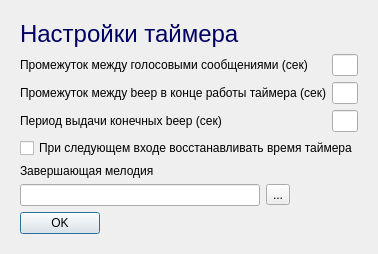
LeonidBolshakov/Timer2, file _internal/tunes.ui: the form before one commit.
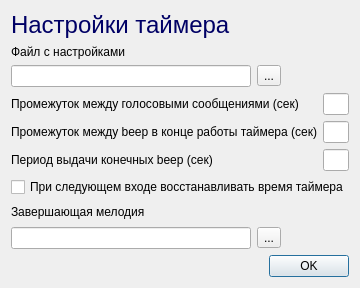
The form after the commit.

Commit message: Подготовка к вводу пути файла параметров - 1

Diff of the .ui file:
```diff
--- a/_internal/tunes.ui
+++ b/_internal/tunes.ui
@@ -7,25 +7,13 @@
     <x>0</x>
     <y>0</y>
     <width>306</width>
-    <height>212</height>
+    <height>288</height>
    </rect>
   </property>
   <property name="windowTitle">
    <string>Form</string>
   </property>
   <layout class="QVBoxLayout" name="verticalLayout">
-   <property name="leftMargin">
-    <number>20</number>
-   </property>
-   <property name="topMargin">
-    <number>20</number>
-   </property>
-   <property name="rightMargin">
-    <number>20</number>
-   </property>
-   <property name="bottomMargin">
-    <number>20</number>
-   </property>
    <item>
     <widget class="QLabel" name="label">
      <property name="palette">
@@ -75,9 +63,61 @@
      </property>
     </widget>
    </item>
+   <item>
+    <widget class="QLabel" name="label_6">
+     <property name="sizePolicy">
+      <sizepolicy hsizetype="Fixed" vsizetype="Fixed">
+       <horstretch>0</horstretch>
+       <verstretch>0</verstretch>
+      </sizepolicy>
+     </property>
+     <property name="text">
+      <string>Файл с настройками</string>
+     </property>
+    </widget>
+   </item>
    <item>
     <layout class="QFormLayout" name="formLayout">
      <item row="0" column="0">
+      <widget class="QLineEdit" name="lnEdFile">
+       <property name="sizePolicy">
+        <sizepolicy hsizetype="Expanding" vsizetype="Fixed">
+         <horstretch>0</horstretch>
+         <verstretch>0</verstretch>
+        </sizepolicy>
+       </property>
+       <property name="minimumSize">
+        <size>
+         <width>240</width>
+         <height>0</height>
+        </size>
+       </property>
+       <property name="maximumSize">
+        <size>
+         <width>240</width>
+         <height>16777215</height>
+        </size>
+       </property>
+      </widget>
+     </item>
+     <item row="0" column="1">
+      <widget class="QToolButton" name="toolBtnFileTune">
+       <property name="minimumSize">
+        <size>
+         <width>20</width>
+         <height>20</height>
+        </size>
+       </property>
+       <property name="text">
+        <string>...</string>
+       </property>
+      </widget>
+     </item>
+    </layout>
+   </item>
+   <item>
+    <layout class="QFormLayout" name="formLayout_3">
+     <item row="0" column="0">
       <widget class="QLabel" name="label_2">
        <property name="text">
         <string>Промежуток между голосовыми сообщениями (сек)</string>
@@ -146,15 +186,15 @@
        </property>
       </widget>
      </item>
-     <item row="3" column="0" colspan="2">
-      <widget class="QCheckBox" name="checkBoxRestore">
-       <property name="text">
-        <string>При следующем входе восстанавливать время таймера</string>
-       </property>
-      </widget>
-     </item>
     </layout>
    </item>
+   <item>
+    <widget class="QCheckBox" name="checkBoxRestore">
+     <property name="text">
+      <string>При следующем входе восстанавливать время таймера</string>
+     </property>
+    </widget>
+   </item>
    <item>
     <widget class="QLabel" name="label_5">
      <property name="text">
@@ -164,9 +204,6 @@
    </item>
    <item>
     <layout class="QFormLayout" name="formLayout_2">
-     <property name="sizeConstraint">
-      <enum>QLayout::SetDefaultConstraint</enum>
-     </property>
      <item row="0" column="0">
       <widget class="QLineEdit" name="lnEdFileMelody">
        <property name="sizePolicy">
@@ -202,18 +239,18 @@
        </property>
       </widget>
      </item>
-     <item row="1" column="0">
-      <widget class="QDialogButtonBox" name="btnBoxOk">
-       <property name="orientation">
-        <enum>Qt::Horizontal</enum>
-       </property>
-       <property name="standardButtons">
-        <set>QDialogButtonBox::Ok</set>
-       </property>
-      </widget>
-     </item>
     </layout>
    </item>
+   <item>
+    <widget class="QDialogButtonBox" name="btnBoxOk">
+     <property name="orientation">
+      <enum>Qt::Horizontal</enum>
+     </property>
+     <property name="standardButtons">
+      <set>QDialogButtonBox::Ok</set>
+     </property>
+    </widget>
+   </item>
   </layout>
  </widget>
  <resources/>
```
Left out of the diff: 10 changed lines with no effect on the pictures. The commit also changes 1 other file.
